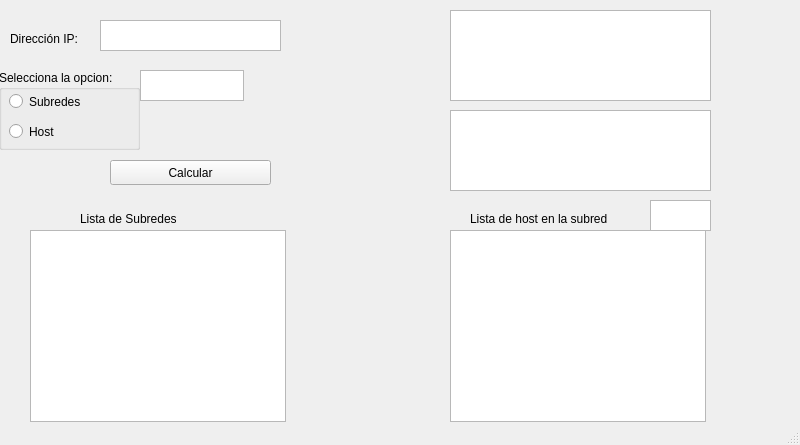
The window that CalculadoraIP/guiCalculator.ui (josebryanestradabernal/redes) describes before a commit, drawn with Qt 5.
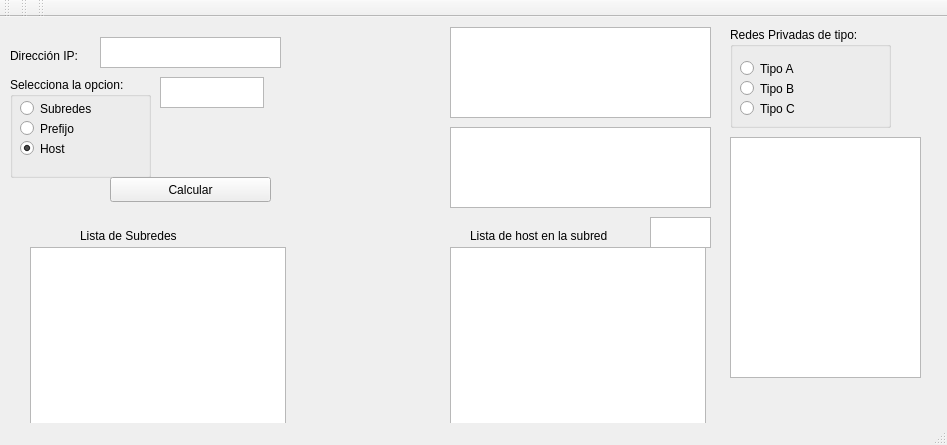
The same window after the commit.

Patch:
```diff
--- a/CalculadoraIP/guiCalculator.ui
+++ b/CalculadoraIP/guiCalculator.ui
@@ -6,7 +6,7 @@
    <rect>
     <x>0</x>
     <y>0</y>
-    <width>800</width>
+    <width>947</width>
     <height>445</height>
    </rect>
   </property>
@@ -40,10 +40,10 @@
    <widget class="QGroupBox" name="groupBox">
     <property name="geometry">
      <rect>
-      <x>-1</x>
-      <y>70</y>
+      <x>10</x>
+      <y>60</y>
       <width>141</width>
-      <height>80</height>
+      <height>101</height>
      </rect>
     </property>
     <property name="title">
@@ -69,7 +69,7 @@
      <property name="geometry">
       <rect>
        <x>10</x>
-       <y>50</y>
+       <y>60</y>
        <width>112</width>
        <height>23</height>
       </rect>
@@ -77,16 +77,38 @@
      <property name="text">
       <string>Host</string>
      </property>
+     <property name="checked">
+      <bool>true</bool>
+     </property>
      <attribute name="buttonGroup">
       <string notr="true">buttonGroup</string>
      </attribute>
     </widget>
+    <widget class="QRadioButton" name="Prefijo">
+     <property name="geometry">
+      <rect>
+       <x>10</x>
+       <y>40</y>
+       <width>112</width>
+       <height>23</height>
+      </rect>
+     </property>
+     <property name="text">
+      <string>Prefijo</string>
+     </property>
+     <attribute name="buttonGroup">
+      <string notr="true">buttonGroup</string>
+     </attribute>
+    </widget>
+    <zorder>radioButton</zorder>
+    <zorder>radioButton_3</zorder>
+    <zorder>Prefijo</zorder>
    </widget>
    <widget class="QTextEdit" name="txtOp">
     <property name="geometry">
      <rect>
-      <x>140</x>
-      <y>70</y>
+      <x>160</x>
+      <y>60</y>
       <width>104</width>
       <height>31</height>
      </rect>
@@ -184,8 +206,113 @@
      </rect>
     </property>
    </widget>
+   <widget class="QGroupBox" name="groupBox_2">
+    <property name="geometry">
+     <rect>
+      <x>730</x>
+      <y>10</y>
+      <width>161</width>
+      <height>101</height>
+     </rect>
+    </property>
+    <property name="title">
+     <string>Redes Privadas de tipo: </string>
+    </property>
+    <widget class="QRadioButton" name="TipoA">
+     <property name="geometry">
+      <rect>
+       <x>10</x>
+       <y>30</y>
+       <width>112</width>
+       <height>23</height>
+      </rect>
+     </property>
+     <property name="text">
+      <string>Tipo A</string>
+     </property>
+    </widget>
+    <widget class="QRadioButton" name="TipoB">
+     <property name="geometry">
+      <rect>
+       <x>10</x>
+       <y>50</y>
+       <width>112</width>
+       <height>23</height>
+      </rect>
+     </property>
+     <property name="text">
+      <string>Tipo B </string>
+     </property>
+    </widget>
+    <widget class="QRadioButton" name="TipoC">
+     <property name="geometry">
+      <rect>
+       <x>10</x>
+       <y>70</y>
+       <width>112</width>
+       <height>23</height>
+      </rect>
+     </property>
+     <property name="text">
+      <string>Tipo C </string>
+     </property>
+    </widget>
+   </widget>
+   <widget class="QTextEdit" name="redesPrivadas">
+    <property name="geometry">
+     <rect>
+      <x>730</x>
+      <y>120</y>
+      <width>191</width>
+      <height>241</height>
+     </rect>
+    </property>
+   </widget>
   </widget>
   <widget class="QStatusBar" name="statusbar"/>
+  <widget class="QMenuBar" name="menuBar">
+   <property name="geometry">
+    <rect>
+     <x>0</x>
+     <y>0</y>
+     <width>947</width>
+     <height>22</height>
+    </rect>
+   </property>
+  </widget>
+  <widget class="QToolBar" name="toolBar">
+   <property name="windowTitle">
+    <string>toolBar</string>
+   </property>
+   <attribute name="toolBarArea">
+    <enum>TopToolBarArea</enum>
+   </attribute>
+   <attribute name="toolBarBreak">
+    <bool>false</bool>
+   </attribute>
+  </widget>
+  <widget class="QToolBar" name="toolBar_2">
+   <property name="windowTitle">
+    <string>toolBar_2</string>
+   </property>
+   <attribute name="toolBarArea">
+    <enum>TopToolBarArea</enum>
+   </attribute>
+   <attribute name="toolBarBreak">
+    <bool>false</bool>
+   </attribute>
+  </widget>
+  <widget class="QToolBar" name="toolBar_3">
+   <property name="windowTitle">
+    <string>toolBar_3</string>
+   </property>
+   <attribute name="toolBarArea">
+    <enum>TopToolBarArea</enum>
+   </attribute>
+   <attribute name="toolBarBreak">
+    <bool>false</bool>
+   </attribute>
+  </widget>
  </widget>
  <resources/>
  <connections/>
```
